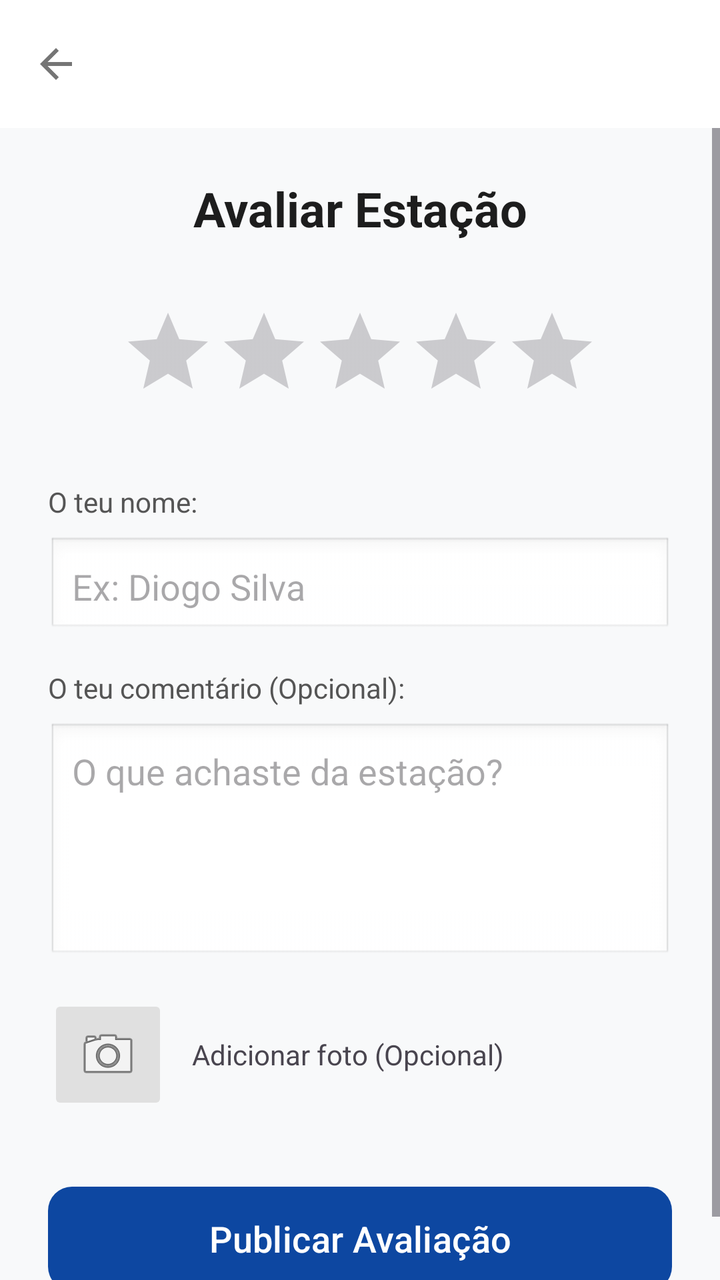
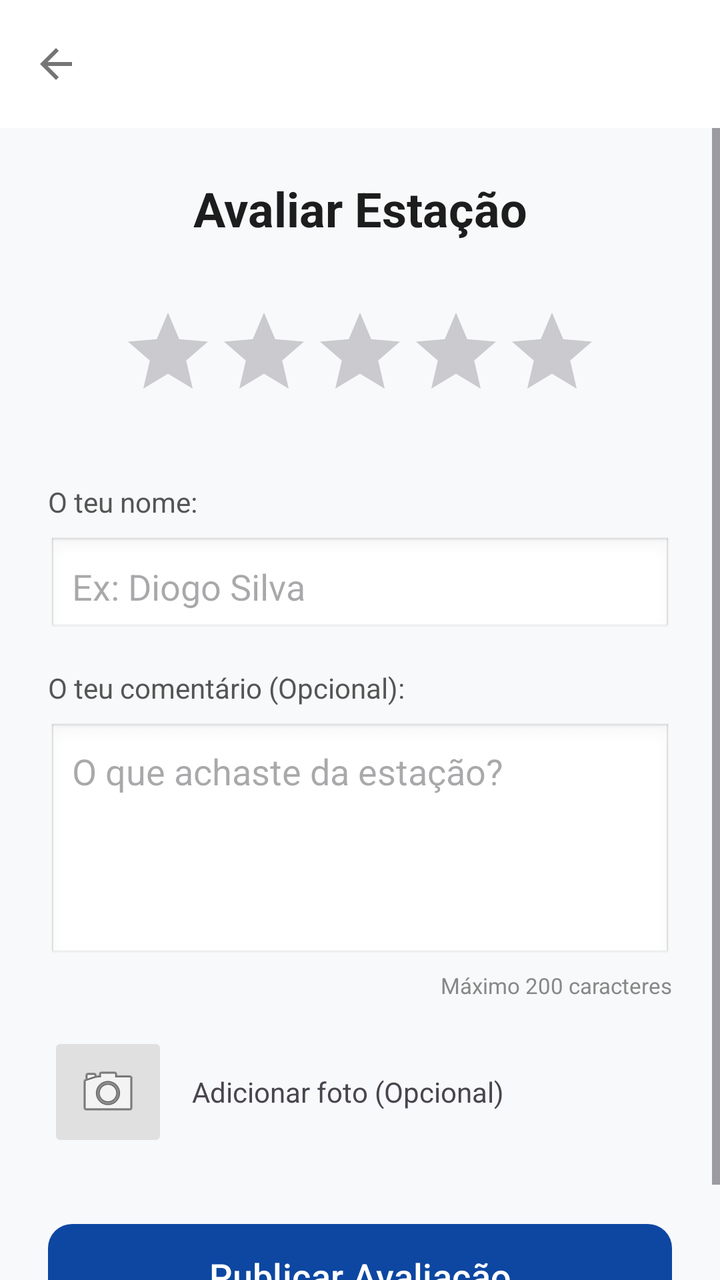

Before-and-after screenshots of an Android layout around one commit, followed by the original layout XML and the change that was made.
<!-- AndroidManifest.xml: application theme Theme.GuiaEstacoesFerroviarias -->
<!-- res/layout/activity_avaliacao.xml -->
<?xml version="1.0" encoding="utf-8"?>
<androidx.constraintlayout.widget.ConstraintLayout
    xmlns:android="http://schemas.android.com/apk/res/android"
    xmlns:app="http://schemas.android.com/apk/res-auto"
    android:layout_width="match_parent"
    android:layout_height="match_parent"
    android:background="#F8F9FA">

    <androidx.appcompat.widget.Toolbar
        android:id="@+id/toolbarAvaliacao"
        android:layout_width="match_parent"
        android:layout_height="wrap_content"
        android:minHeight="?attr/actionBarSize"
        android:background="@android:color/white"
        android:elevation="4dp"
        app:theme="@style/ThemeOverlay.AppCompat.Light"
        app:navigationIcon="?attr/homeAsUpIndicator"
        app:layout_constraintTop_toTopOf="parent" />

    <ScrollView
        android:layout_width="match_parent"
        android:layout_height="0dp"
        app:layout_constraintTop_toBottomOf="@id/toolbarAvaliacao"
        app:layout_constraintBottom_toBottomOf="parent">

        <LinearLayout
            android:layout_width="match_parent"
            android:layout_height="wrap_content"
            android:orientation="vertical"
            android:padding="24dp">

            <TextView
                android:id="@+id/tvTituloAvaliacao"
                android:layout_width="match_parent"
                android:layout_height="wrap_content"
                android:text="Avaliar Estação"
                android:textSize="24sp"
                android:textStyle="bold"
                android:textColor="#1D1D1D"
                android:gravity="center"
                android:layout_marginBottom="32dp" />

            <RatingBar
                android:id="@+id/ratingBar"
                android:layout_width="wrap_content"
                android:layout_height="wrap_content"
                android:layout_gravity="center"
                android:numStars="5"
                android:stepSize="1.0"
                android:rating="0"
                android:progressTint="#FFB300"
                android:layout_marginBottom="32dp" />

            <TextView
                android:layout_width="match_parent"
                android:layout_height="wrap_content"
                android:text="O teu nome:"
                android:textColor="#555555"
                android:layout_marginBottom="8dp" />

            <EditText
                android:id="@+id/etNomeAvaliador"
                android:layout_width="match_parent"
                android:layout_height="50dp"
                android:background="@android:drawable/edit_text"
                android:hint="Ex: Diogo Silva"
                android:padding="12dp"
                android:inputType="textPersonName"
                android:layout_marginBottom="16dp" />

            <TextView
                android:layout_width="match_parent"
                android:layout_height="wrap_content"
                android:text="O teu comentário (Opcional):"
                android:textColor="#555555"
                android:layout_marginBottom="8dp" />

            <EditText
                android:id="@+id/etComentarioAvaliacao"
                android:layout_width="match_parent"
                android:layout_height="120dp"
                android:gravity="top|start"
                android:background="@android:drawable/edit_text"
                android:hint="O que achaste da estação?"
                android:padding="12dp"
                android:inputType="textMultiLine"
                android:layout_marginBottom="16dp" />

            <LinearLayout
                android:layout_width="match_parent"
                android:layout_height="wrap_content"
                android:orientation="horizontal"
                android:gravity="center_vertical"
                android:layout_marginBottom="32dp">

                <ImageButton
                    android:id="@+id/btnAdicionarFotoAvaliacao"
                    android:layout_width="60dp"
                    android:layout_height="60dp"
                    android:backgroundTint="#E0E0E0"
                    android:src="@android:drawable/ic_menu_camera" />

                <TextView
                    android:layout_width="wrap_content"
                    android:layout_height="wrap_content"
                    android:text="Adicionar foto (Opcional)"
                    android:layout_marginStart="12dp"
                    android:layout_weight="1" />

                <ImageView
                    android:id="@+id/ivPreviewFoto"
                    android:layout_width="60dp"
                    android:layout_height="60dp"
                    android:scaleType="centerCrop"
                    android:visibility="gone" />
            </LinearLayout>

            <com.google.android.material.button.MaterialButton
                android:id="@+id/btnGuardarAvaliacao"
                android:layout_width="match_parent"
                android:layout_height="60dp"
                android:text="Publicar Avaliação"
                android:textSize="18sp"
                app:cornerRadius="12dp"
                app:backgroundTint="#0D47A1" />

        </LinearLayout>
    </ScrollView>

</androidx.constraintlayout.widget.ConstraintLayout>
<!-- resources referenced by this layout -->
<resources>
  <style name="Theme.GuiaEstacoesFerroviarias" parent="Base.Theme.GuiaEstacoesFerroviarias" />
  <style name="Base.Theme.GuiaEstacoesFerroviarias" parent="Theme.Material3.DayNight.NoActionBar">
          <item name="colorPrimary">#00502F</item>
      </style>
</resources>

<!-- the commit's change to res/layout/activity_avaliacao.xml (unified diff, before → after) -->
@@ -84,6 +84,16 @@
                 android:hint="O que achaste da estação?"
                 android:padding="12dp"
                 android:inputType="textMultiLine"
+                android:maxLength="200"
+                android:layout_marginBottom="4dp" />
+
+            <TextView
+                android:layout_width="match_parent"
+                android:layout_height="wrap_content"
+                android:text="Máximo 200 caracteres"
+                android:textSize="11sp"
+                android:textColor="#888888"
+                android:gravity="end"
                 android:layout_marginBottom="16dp" />
 
             <LinearLayout
